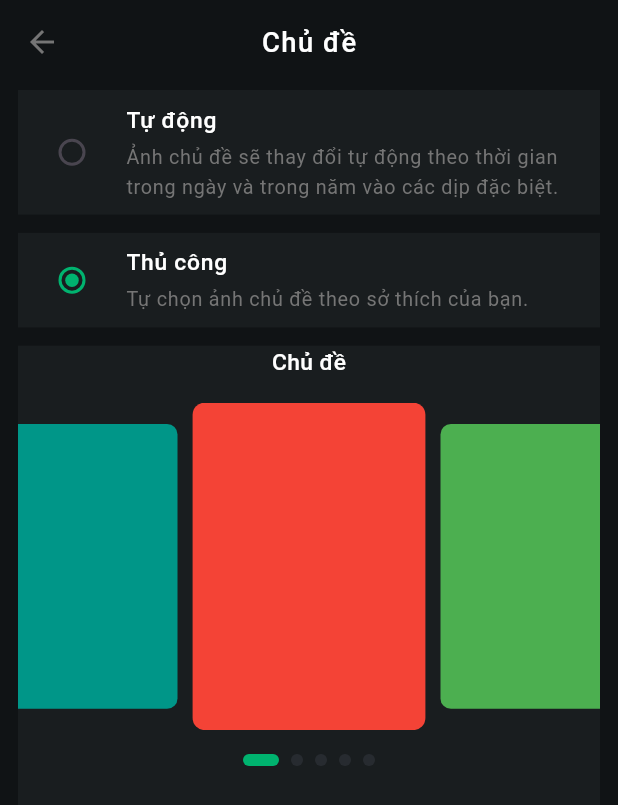
After one commit to dhnam2806/fpts_project, a Flutter app: the screen it shows after launch, after a tap on "Thủ công", on a phone screen of 412 x 824 dp. The commit adds this screen. Shown: the top 805 px of the screen. Run offline on Flutter 3.47's test engine with Material 3 defaults, Android fonts, the light colour scheme and no system bars; drawn by our look-alikes of carousel_slider, smooth_page_indicator; our stand-ins replace bloc, flutter_bloc, flutter_screenutil, google_nav_bar, persistent_bottom_nav_bar_v2, shared_preferences.

Commit message:
update swap theme screen

```diff
--- a/lib/main.dart
+++ b/lib/main.dart
@@ -1,8 +1,8 @@
 import 'package:flutter/material.dart';
 import 'package:flutter_bloc/flutter_bloc.dart';
 import 'package:fpts_product/bloc/bloc/select_navbar_bloc.dart';
-import 'package:fpts_product/ui/screens/nav_bar_setting.dart';
 import 'package:flutter_screenutil/flutter_screenutil.dart';
+import 'package:fpts_product/ui/screens/swap_theme/swap_theme_setting.dart';
 
 void main() {
   runApp(const MyApp());
@@ -14,6 +14,7 @@ class MyApp extends StatelessWidget {
   @override
   Widget build(BuildContext context) {
     return ScreenUtilInit(
+      designSize: const Size(375, 812),
       minTextAdapt: true,
       splitScreenMode: true,
       builder: (_, child) {
@@ -26,7 +27,7 @@ class MyApp extends StatelessWidget {
           ),
         );
       },
-      child: NavBarSettingScreen(),
+      child: SwapThemeSetting(),
     );
   }
 }
--- /dev/null
+++ b/lib/ui/screens/swap_theme/selected_theme.dart
@@ -0,0 +1,116 @@
+import 'package:carousel_slider/carousel_slider.dart';
+import 'package:flutter/material.dart';
+import 'package:flutter_screenutil/flutter_screenutil.dart';
+import 'package:smooth_page_indicator/smooth_page_indicator.dart';
+
+class SelectedTheme extends StatefulWidget {
+  const SelectedTheme({super.key});
+
+  @override
+  State<SelectedTheme> createState() => _SelectedThemeState();
+}
+
+class _SelectedThemeState extends State<SelectedTheme> {
+  int activeIndex = 0;
+
+  final listTheme = [
+    Container(
+      width: 180,
+      height: 200,
+      decoration: BoxDecoration(
+        color: Colors.red,
+        borderRadius: BorderRadius.circular(8),
+      ),
+    ),
+    Container(
+      width: 180,
+      height: 200,
+      decoration: BoxDecoration(
+        color: Colors.green,
+        borderRadius: BorderRadius.circular(8),
+      ),
+    ),
+    Container(
+      width: 180,
+      height: 200,
+      decoration: BoxDecoration(
+        color: Colors.blue,
+        borderRadius: BorderRadius.circular(8),
+      ),
+    ),
+    Container(
+      width: 180,
+      height: 200,
+      decoration: BoxDecoration(
+        color: Colors.orange,
+        borderRadius: BorderRadius.circular(8),
+      ),
+    ),
+    Container(
+      width: 180,
+      height: 200,
+      decoration: BoxDecoration(
+        color: Colors.teal,
+        borderRadius: BorderRadius.circular(8),
+      ),
+    )
+  ];
+
+  @override
+  Widget build(BuildContext context) {
+    return Container(
+      color: Color(0xFF191D1F),
+      child: Column(
+        children: [
+          Text(
+            'Chủ đề',
+            style: TextStyle(
+              fontSize: 15.sp,
+              color: Colors.white,
+              fontWeight: FontWeight.w500,
+            ),
+          ),
+          SizedBox(height: 16),
+          CarouselSlider.builder(
+            itemCount: listTheme.length,
+            itemBuilder: (BuildContext context, int index, int realIndex) {
+              return listTheme[index];
+            },
+            options: CarouselOptions(
+              viewportFraction: 0.4,
+              enableInfiniteScroll: true,
+              reverse: false,
+              autoPlay: false,
+              autoPlayInterval: Duration(seconds: 3),
+              autoPlayAnimationDuration: Duration(milliseconds: 800),
+              autoPlayCurve: Curves.fastOutSlowIn,
+              enlargeCenterPage: true,
+              scrollDirection: Axis.horizontal,
+              onPageChanged: (index, reason) {
+                setState(() {
+                  activeIndex = index;
+                });
+              },
+            ),
+          ),
+          SizedBox(height: 16),
+          _buildIndicator(),
+        ],
+      ),
+    );
+  }
+
+  Widget _buildIndicator() {
+    return AnimatedSmoothIndicator(
+      activeIndex: activeIndex,
+      count: listTheme.length,
+      effect: ExpandingDotsEffect(
+        activeDotColor: Color(0xFF00B36F),
+        dotColor: Color(0xFF272B30),
+        dotHeight: 8,
+        dotWidth: 8,
+        spacing: 8,
+      ),
+    );
+  }
+}
--- /dev/null
+++ b/lib/ui/screens/swap_theme/swap_theme_setting.dart
@@ -0,0 +1,105 @@
+import 'package:flutter/material.dart';
+import 'package:flutter_screenutil/flutter_screenutil.dart';
+import 'package:fpts_product/ui/screens/swap_theme/selected_theme.dart';
+import 'package:fpts_product/ui/widgets/radio_list_tile/radio_list_title.dart';
+
+class SwapThemeSetting extends StatefulWidget {
+  const SwapThemeSetting({super.key});
+
+  @override
+  State<SwapThemeSetting> createState() => _SwapThemeSettingState();
+}
+
+class _SwapThemeSettingState extends State<SwapThemeSetting>
+    with TickerProviderStateMixin {
+  int _selectedIndex = 0;
+
+  late final AnimationController controller = AnimationController(
+    duration: const Duration(seconds: 2),
+    vsync: this,
+  )..forward();
+
+  @override
+  Widget build(BuildContext context) {
+    return Scaffold(
+        backgroundColor: Color(0xFF101315),
+        appBar: AppBar(
+          centerTitle: true,
+          leading: IconButton(
+            icon: Icon(
+              Icons.arrow_back,
+              color: Colors.grey[600],
+            ),
+            onPressed: () {},
+          ),
+          backgroundColor: Color(0xFF101315),
+          title: Text(
+            'Chủ đề',
+            style: TextStyle(
+              letterSpacing: 1,
+              fontSize: 18.sp,
+              color: Colors.white,
+              fontWeight: FontWeight.w500,
+            ),
+          ),
+        ),
+        body: Padding(
+          padding: EdgeInsets.symmetric(
+            horizontal: 12,
+            vertical: 4,
+          ),
+          child: Column(
+            children: [
+              RadioListTitleCustom(
+                value: 0,
+                groupValue: _selectedIndex,
+                title: "Tự động",
+                description:
+                    'Ảnh chủ đề sẽ thay đổi tự động theo thời gian trong ngày và trong năm vào các dịp đặc biệt.',
+                onTap: () {
+                  setState(() {
+                    _selectedIndex = 0;
+                  });
+                },
+              ),
+              SizedBox(
+                height: 12.h,
+              ),
+              RadioListTitleCustom(
+                value: 1,
+                groupValue: _selectedIndex,
+                title: "Thủ công",
+                description: 'Tự chọn ảnh chủ đề theo sở thích của bạn.',
+                onTap: () {
+                  setState(() {
+                    _selectedIndex = 1;
+                  });
+                },
+              ),
+              SizedBox(
+                height: 12.h,
+              ),
+              _selectedIndex == 0
+                  ? Container()
+                  : Expanded(
+                      child: SlideTransition(
+                        position: Tween<Offset>(
+                          begin: Offset(0, 0),
+                          end: Offset.zero,
+                        ).animate(CurvedAnimation(
+                          parent: AnimationController(
+                            vsync: this,
+                            duration: Duration(milliseconds: 500),
+                          ),
+                          curve: Curves.fastOutSlowIn,
+                        )),
+                        child: Expanded(
+                          child: SelectedTheme(),
+                        ),
+                      ),
+                    ),
+            ],
+          ),
+        ));
+  }
+}
--- /dev/null
+++ b/lib/ui/widgets/radio_list_tile/radio_list_title.dart
@@ -0,0 +1,66 @@
+// ignore_for_file: must_be_immutable
+
+import 'package:flutter/material.dart';
+import 'package:flutter_screenutil/flutter_screenutil.dart';
+
+class RadioListTitleCustom extends StatefulWidget {
+  int value;
+  int groupValue;
+  String title;
+  String description;
+  Function onTap;
+
+  RadioListTitleCustom({
+    super.key,
+    required this.value,
+    required this.groupValue,
+    required this.title,
+    required this.description,
+    required this.onTap,
+  });
+
+  @override
+  State<RadioListTitleCustom> createState() => _RadioListTitleCustomState();
+}
+
+class _RadioListTitleCustomState extends State<RadioListTitleCustom> {
+  @override
+  Widget build(BuildContext context) {
+    return Container(
+      color: Color(0xFF191D1F),
+      child: RadioListTile(
+          shape: RoundedRectangleBorder(
+            borderRadius: BorderRadius.circular(8),
+          ),
+          value: widget.value,
+          activeColor: Color(0xFF00B36F),
+          groupValue: widget.groupValue,
+          onChanged: (index) {
+            widget.onTap();
+          },
+          title: Column(
+            crossAxisAlignment: CrossAxisAlignment.start,
+            children: [
+              Text(
+                widget.title,
+                style: TextStyle(
+                  fontSize: 15.sp,
+                  color: Colors.white,
+                  fontWeight: FontWeight.w500,
+                ),
+              ),
+              SizedBox(
+                height: 4.h,
+              ),
+              Text(
+                widget.description,
+                style: TextStyle(
+                  fontSize: 13.sp,
+                  color: Colors.grey[600],
+                ),
+              ),
+            ],
+          )),
+    );
+  }
+}
```
Also changed, not shown: pubspec.yaml (+3 -28 lines), pubspec.lock.
